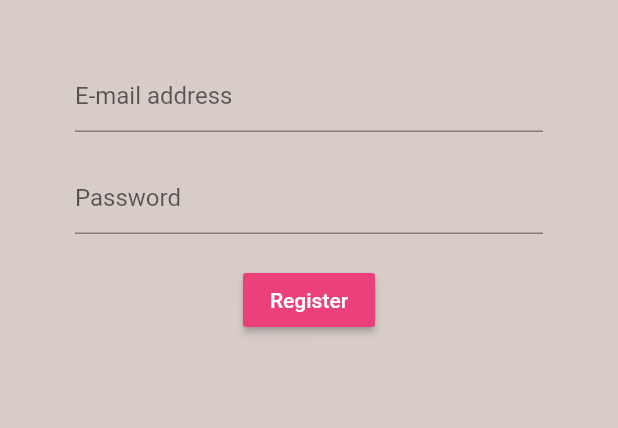
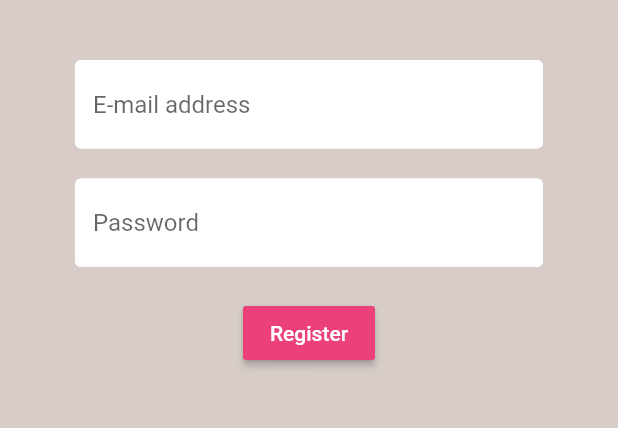
Before and after one commit to MikolajM1/brew_crew, a Flutter app: the screen it shows after launch, after a tap on "Sign In", after a tap on "Register", on a phone screen of 412 x 824 dp, the part 84-512 px from its top. Run offline on Flutter 3.47's test engine with Material 2 defaults, Android fonts, the phone set to English and light mode, and no system bars; our stand-ins replace firebase_auth; accounts and stored records are empty.

```diff
--- a/lib/screens/authenticate/register.dart
+++ b/lib/screens/authenticate/register.dart
@@ -1,3 +1,4 @@
+import 'package:brew_crew/shared/constants.dart';
 import 'package:flutter/material.dart';
 import 'package:brew_crew/services/auth.dart';
 
@@ -50,7 +51,7 @@ class _RegisterState extends State<Register> {
             children: <Widget>[
               SizedBox(height: 20.0),
               TextFormField(
-                decoration: InputDecoration(hintText: 'E-mail address'),
+                decoration: textInputDecoration.copyWith(hintText: 'E-mail address'),
                 validator: (val) => val.isEmpty ? 'Enter an email' : null,
                 onChanged: (val) {
                   setState(() {
@@ -60,7 +61,7 @@ class _RegisterState extends State<Register> {
               ),
               SizedBox(height: 20.0),
               TextFormField(
-                  decoration: InputDecoration(hintText: 'Password'),
+                  decoration: textInputDecoration.copyWith(hintText: 'Password'),
                   validator: (val) => val.length < 6
                       ? 'Enter a password at least 6 characters long'
                       : null,
--- a/lib/screens/authenticate/sign_in.dart
+++ b/lib/screens/authenticate/sign_in.dart
@@ -1,4 +1,5 @@
 import 'package:brew_crew/services/auth.dart';
+import 'package:brew_crew/shared/constants.dart';
 import 'package:flutter/material.dart';
 import 'package:brew_crew/services/auth.dart';
 
@@ -51,7 +52,7 @@ class _SignInState extends State<SignIn> {
             children: <Widget>[
               SizedBox(height: 20.0),
               TextFormField(
-                decoration: InputDecoration(hintText: 'E-mail address'),
+                decoration: textInputDecoration.copyWith(hintText: 'E-mail address'),
                 validator: (val) => val.isEmpty ? 'Enter an email' : null,
                 onChanged: (val) {
                   setState(() {
@@ -61,7 +62,7 @@ class _SignInState extends State<SignIn> {
               ),
               SizedBox(height: 20.0),
               TextFormField(
-                  decoration: InputDecoration(hintText: 'Password'),
+                  decoration: textInputDecoration.copyWith(hintText: 'Password'),
                   validator: (val) => val.length < 6
                       ? 'Enter a password at least 6 characters long'
                       : null,
--- /dev/null
+++ b/lib/shared/constants.dart
@@ -0,0 +1,10 @@
+import 'package:flutter/material.dart';
+
+const textInputDecoration = InputDecoration(
+  fillColor: Colors.white,
+  filled: true,
+  enabledBorder: OutlineInputBorder(
+      borderSide: BorderSide(color: Colors.white, width: 2.0)),
+  focusedBorder: OutlineInputBorder(
+      borderSide: BorderSide(color: Colors.pink, width: 2.0)),
+);
```
